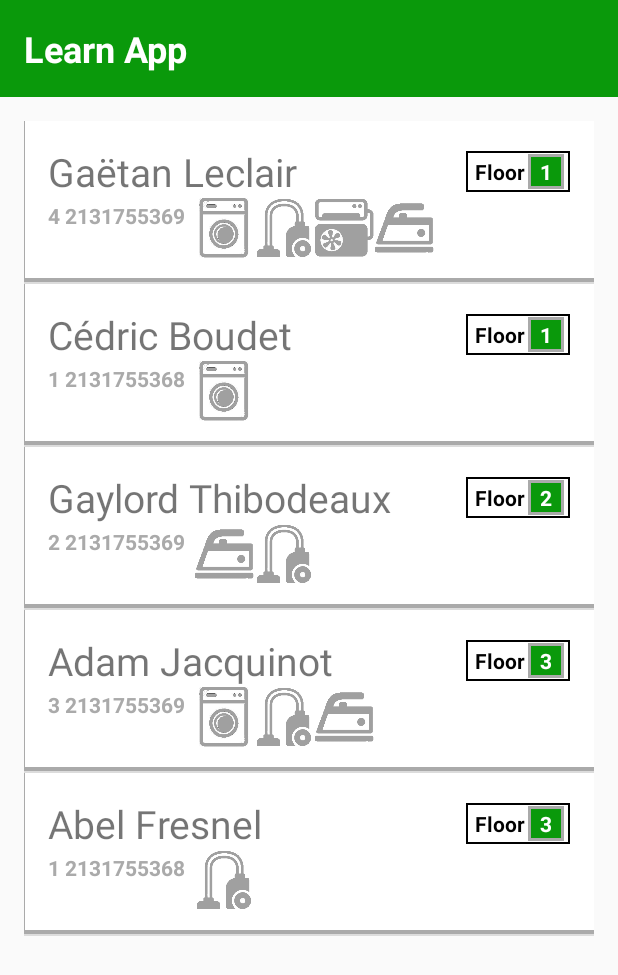
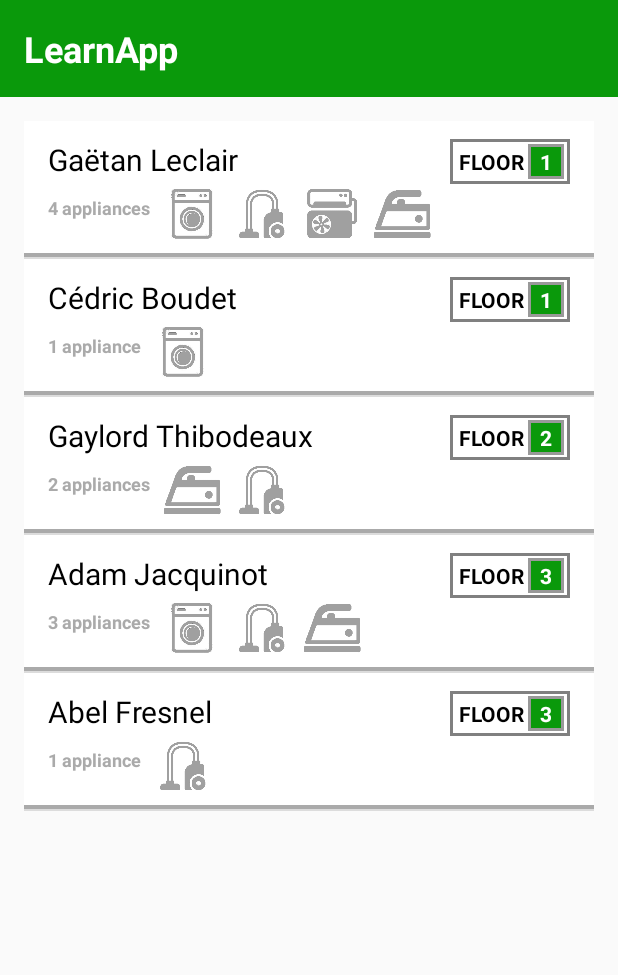
Before and after one commit to Kuyakii/Green-Mobile-App-Android-Studio, an Android app: the HabitatActivity screen opened directly, with no data from a screen before it, after a tap on "Gaëtan Leclair", on a phone screen of 412 x 824 dp. Shown: the top 975 px of the screen. Run offline under Robolectric (Android 15) with nearby library versions, the phone set to English and light mode, and no system bars.

Commit message:
style Update -> ressemble + au TP et fix Code

```diff
--- a/app/src/main/java/com/example/powerhome/HabitatActivity.java
+++ b/app/src/main/java/com/example/powerhome/HabitatActivity.java
@@ -45,7 +45,7 @@ public class HabitatActivity extends Activity {
             @Override
             public void onItemClick(AdapterView<?> parent, View view, int position, long id) {
                 Habitat habitat = habitats.get(position);
-                Toast.makeText(HabitatActivity.this, R.string.resident + " " + habitat.getName(), Toast.LENGTH_SHORT).show();
+                Toast.makeText(HabitatActivity.this, getString(R.string.resident) + " " + habitat.getName(), Toast.LENGTH_SHORT).show();
             }
         });
     }
--- a/app/src/main/java/com/example/powerhome/HabitatAdapter.java
+++ b/app/src/main/java/com/example/powerhome/HabitatAdapter.java
@@ -52,14 +52,22 @@ public class HabitatAdapter extends BaseAdapter {
 
         Habitat habitat = habitats.get(position);
         nomTextView.setText(habitat.getName());
-        equipementsTextView.setText(habitat.getAppliances().size() + (habitat.getAppliances().size() > 1 ? " " + R.string.appliances : " " + R.string.appliance));
+
+        Context context = parent.getContext();
+        equipementsTextView.setText(habitat.getAppliances().size() +
+                (habitat.getAppliances().size() > 1 ? " " + context.getString(R.string.appliances) : " " + context.getString(R.string.appliance)));
+
         etageTextView.setText("" + habitat.getFloor());
 
         equipementsLayout.removeAllViews();
         for (Appliance appliance : habitat.getAppliances()) {
             ImageView imageView = new ImageView(context);
             imageView.setImageResource(appliance.getIcon());
-            imageView.setLayoutParams(new LinearLayout.LayoutParams(60, 60));
+
+            LinearLayout.LayoutParams params = new LinearLayout.LayoutParams(60, 50);
+            params.setMargins(0, 0, 10, 0);
+
+            imageView.setLayoutParams(params);
             equipementsLayout.addView(imageView);
         }
 
--- a/app/src/main/res/drawable/border_background.xml
+++ b/app/src/main/res/drawable/border_background.xml
@@ -2,12 +2,9 @@
 <shape xmlns:android="http://schemas.android.com/apk/res/android"
     android:shape="rectangle">
 
-    <!-- Bordure verte -->
-    <stroke android:width="1dp" android:color="@android:color/black"/>
+    <stroke android:width="2dp" android:color="@color/dark_gray"/>
 
-    <!-- Fond blanc -->
     <solid android:color="@android:color/white"/>
 
-    <!-- Padding interne -->
     <padding android:left="8dp" android:right="8dp" android:top="4dp" android:bottom="4dp"/>
 </shape>
--- a/app/src/main/res/drawable/border_green_background.xml
+++ b/app/src/main/res/drawable/border_green_background.xml
@@ -3,7 +3,7 @@
     android:shape="rectangle">
 
     <!-- Bordure blanche -->
-    <stroke android:width="2dp" android:color="@android:color/darker_gray"/>
+    <stroke android:width="2dp" android:color="@color/gray"/>
 
     <!-- Fond vert -->
     <solid android:color="@color/green"/>
--- a/app/src/main/res/drawable/box_shadow.xml
+++ b/app/src/main/res/drawable/box_shadow.xml
@@ -8,7 +8,7 @@
         </shape>
     </item>
 
-    <item android:left="1dp" android:top="0dp" android:right="0.5dp" android:bottom="3dp">
+    <item android:left="0.5dp" android:top="0dp" android:right="0.5dp" android:bottom="3dp">
         <shape android:shape="rectangle">
             <solid android:color="@android:color/white"/>
         </shape>
--- a/app/src/main/res/layout/item_habitat.xml
+++ b/app/src/main/res/layout/item_habitat.xml
@@ -1,10 +1,12 @@
 <?xml version="1.0" encoding="utf-8"?>
 <LinearLayout xmlns:android="http://schemas.android.com/apk/res/android"
+    xmlns:tools="http://schemas.android.com/tools"
     android:layout_width="match_parent"
     android:layout_height="wrap_content"
     android:baselineAligned="false"
     android:orientation="horizontal"
-    android:padding="16dp"
+    android:paddingHorizontal="16dp"
+    android:paddingVertical="12dp"
     android:background="@drawable/box_shadow"
     >
 
@@ -17,7 +19,8 @@
             android:id="@+id/nomResident"
             android:layout_width="wrap_content"
             android:layout_height="wrap_content"
-            android:textSize="26sp"
+            android:textSize="20sp"
+            android:textColor="@color/black"
             />
 
         <LinearLayout
@@ -29,16 +32,17 @@
                 android:id="@+id/nbEquipements"
                 android:layout_width="wrap_content"
                 android:layout_height="wrap_content"
-                android:layout_marginTop="2dp"
-                android:layout_marginEnd="6dp"
+                android:layout_marginTop="10dp"
+                android:layout_marginEnd="8dp"
                 android:textStyle="bold"
                 android:textColor="@android:color/darker_gray"
-                android:textSize="14sp" />
+                android:textSize="12sp" />
 
             <LinearLayout
                 android:id="@+id/equipementsLayout"
                 android:layout_width="wrap_content"
                 android:layout_height="wrap_content"
+                android:layout_marginTop="6dp"
                 android:orientation="horizontal" />
         </LinearLayout>
     </LinearLayout>
@@ -52,15 +56,16 @@
             android:layout_height="wrap_content"
             android:orientation="horizontal"
             android:background="@drawable/border_background"
-            android:layout_marginTop="4dp"
-            android:paddingVertical="2dp"
+            android:paddingVertical="3dp"
             android:paddingStart="6dp"
-            android:paddingEnd="4dp">
+            android:paddingEnd="4dp"
+            tools:ignore="UselessParent">
 
             <TextView
                 android:layout_width="wrap_content"
                 android:layout_height="wrap_content"
                 android:text="@string/floor"
+                android:textAllCaps="true"
                 android:textSize="14sp"
                 android:textStyle="bold"
                 android:textColor="@android:color/black"
--- a/app/src/main/res/values/colors.xml
+++ b/app/src/main/res/values/colors.xml
@@ -5,4 +5,6 @@
     <color name="base">#FAFAFA</color>
     <color name="green">#0A990B</color>
     <color name="dark_blue">#3B6A97</color>
+    <color name="gray">#999999</color>
+    <color name="dark_gray">#808080</color>
 </resources>
--- a/app/src/main/res/values/strings.xml
+++ b/app/src/main/res/values/strings.xml
@@ -32,7 +32,7 @@
     <string name="error_email">Please enter a valid email.</string>
     <string name="error_password">Password must be at least 8 characters long, with 1 letter, 1 number, and 1 symbol.</string>
     <string name="error_phone">Phone number must contain at least 8 digits.</string>
-    <string name="learn_app" translatable="false">Learn App</string>
+    <string name="learn_app" translatable="false">LearnApp</string>
 
     <string name="floor">Floor</string>
     <string name="appliances">appliances</string>
```
